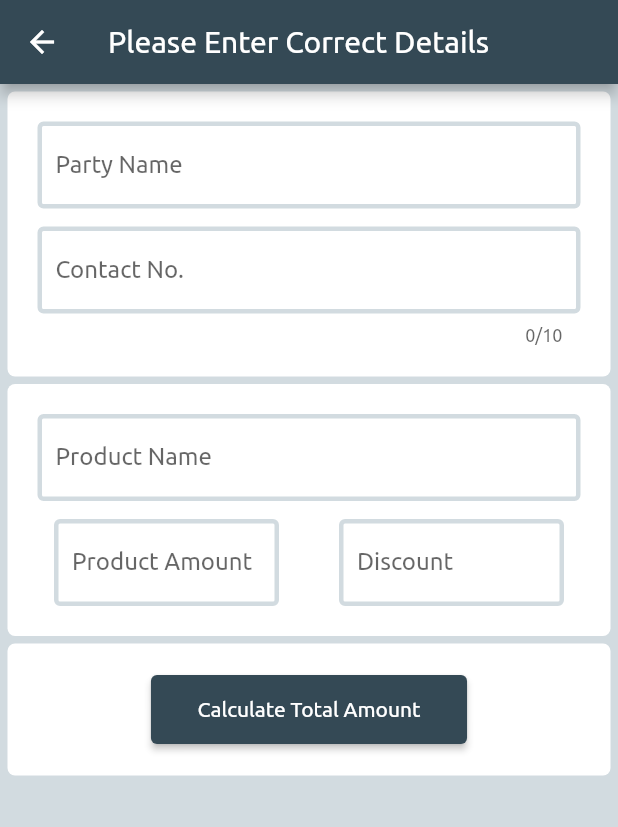
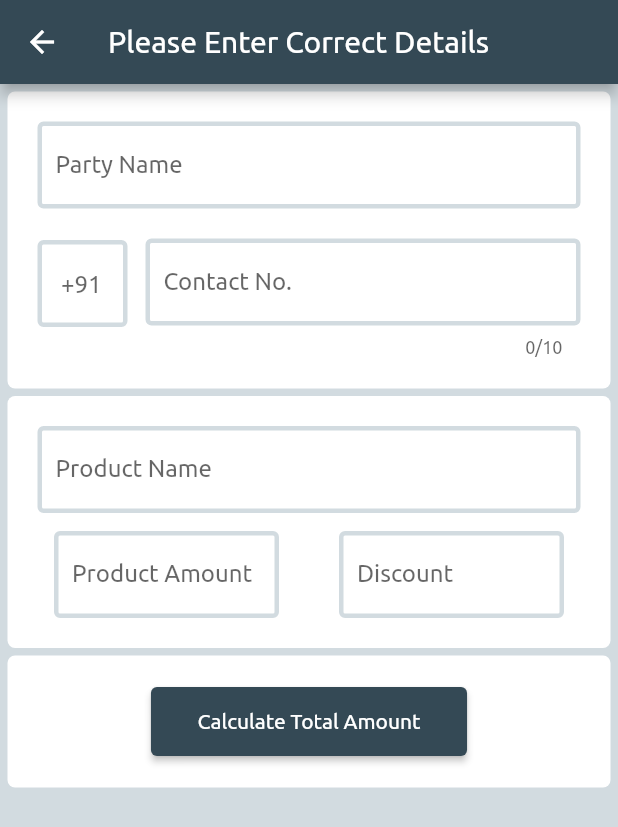
Before and after one commit to harshad-rohin/Simple-Flutter-demos, a Flutter app: the SaleProductForm screen opened directly, on a phone screen of 412 x 824 dp. Shown: the top 827 px of the screen. Run offline on Flutter 3.47's test engine with Material 2 defaults, Android fonts, the phone set to English and light mode, and no system bars; our stand-ins replace accordion, decimal, dropdown_search, shimmer; missing offline and left inert: advanced_search, auto_search, autocomplete_textfield, progressive_image, search_choices.

Commit message:
country code text field added for contact no.

```diff
--- a/myflutter_demos/lib/Form_With Validation/simple_form.dart
+++ b/myflutter_demos/lib/Form_With Validation/simple_form.dart
@@ -1,12 +1,13 @@
 //https://pub.dev/packages/decimal
 
 import 'package:decimal/decimal.dart';
+import 'package:flutter/cupertino.dart';
 import 'package:flutter/material.dart';
 import 'package:flutter/rendering.dart';
 
 import '../Constants/colors.dart';
 
-void main() => SaleProductForm();
+void main() => const SaleProductForm();
 
 class SaleProductForm extends StatefulWidget {
   const SaleProductForm({Key? key}) : super(key: key);
@@ -96,8 +97,8 @@ class _SaleProductFormState extends State<SaleProductForm> {
             children: [
               Container(
                 alignment: Alignment.center,
-                margin: EdgeInsets.only(left: 5.0, top: 5.0, right: 5.0),
-                padding: EdgeInsets.all(20.0),
+                margin: const EdgeInsets.only(left: 5.0, top: 5.0, right: 5.0),
+                padding: const EdgeInsets.all(20.0),
                 decoration: BoxDecoration(
                   color: Colors.white,
                   borderRadius: BorderRadiusDirectional.circular(5),
@@ -129,9 +130,34 @@ class _SaleProductFormState extends State<SaleProductForm> {
                       ),
                     ),
 
-                    Padding(padding: EdgeInsets.all(6.0)),
+                    Row(
+                      children: [
+                        Container(
+                          width: 60.0,
+                          child: SizedBox(
+                            child: TextFormField(
+                              //enabled: false,
+                              readOnly: true,
+                              decoration: const InputDecoration(
+                                hintText: ' +91 ',
+                                enabledBorder: OutlineInputBorder(
+                                    borderSide: BorderSide(color: Color(0xFFD2DBE0), width: 3.0)
+                                ),
+                                focusedBorder: OutlineInputBorder(
+                                    borderSide: BorderSide(color: Color(0xFFD2DBE0), width: 3.0)
+                                ),
+                              ),
+                            ),
+                          ),
+                        ),
 
-                    Container(
+                        const Padding(padding: EdgeInsets.all(6.0)),
+
+                        Flexible(
+                          flex: 2,
+                          fit: FlexFit.tight,
+                          child: Container(
+                            margin: EdgeInsets.only(top: 20),
                             child: SizedBox(
                               child: TextFormField(
                                 maxLength: 10,
@@ -164,14 +190,18 @@ class _SaleProductFormState extends State<SaleProductForm> {
                               ),
                             ),
                           ),
+                        )
+
+                      ],
+                    ),
 
                   ],
                 ),
               ),
 
               Container(
-                margin: EdgeInsets.only(left: 5.0, top: 5.0, right: 5.0),
-                padding: EdgeInsets.all(20.0),
+                margin: const EdgeInsets.only(left: 5.0, top: 5.0, right: 5.0),
+                padding: const EdgeInsets.all(20.0),
                 decoration: BoxDecoration(
                   color: Colors.white,
                   borderRadius: BorderRadiusDirectional.circular(5),
@@ -205,7 +235,7 @@ class _SaleProductFormState extends State<SaleProductForm> {
                       ),
                     ),
 
-                    Padding(padding: EdgeInsets.all(6.0)),
+                    Padding(padding: const EdgeInsets.all(6.0)),
 
                     Row(
                       mainAxisAlignment: MainAxisAlignment.center,
@@ -238,7 +268,7 @@ class _SaleProductFormState extends State<SaleProductForm> {
                           ),
                         ),
 
-                        Padding(padding: EdgeInsets.all(20.0)),
+                        const Padding(padding: EdgeInsets.all(20.0)),
 
                         Container(
                           width: 150.0,
@@ -275,8 +305,8 @@ class _SaleProductFormState extends State<SaleProductForm> {
 
               Container(
                 alignment: Alignment.center,
-                margin: EdgeInsets.only(left: 5.0, top: 5.0, right: 5.0),
-                padding: EdgeInsets.all(20.0),
+                margin: const EdgeInsets.only(left: 5.0, top: 5.0, right: 5.0),
+                padding: const EdgeInsets.all(20.0),
                 decoration: BoxDecoration(
                   color: Colors.white,
                   borderRadius: BorderRadiusDirectional.circular(5),
@@ -289,12 +319,9 @@ class _SaleProductFormState extends State<SaleProductForm> {
                       onPressed: (){
                         setState(() {
                           validate();
-                          // print(double.parse(productAmt.value.text)
-                          //     - double.parse(productDis.value.text)
-                          //     - double.parse(rOffAmt.value.text));
                         });
                       },
-                      child: Padding(
+                      child: const Padding(
                         child: Text('Calculate Total Amount'),
                         padding: EdgeInsets.all(15.0),
                       ),
```
Lines whose indentation alone changed are shown as unchanged.
